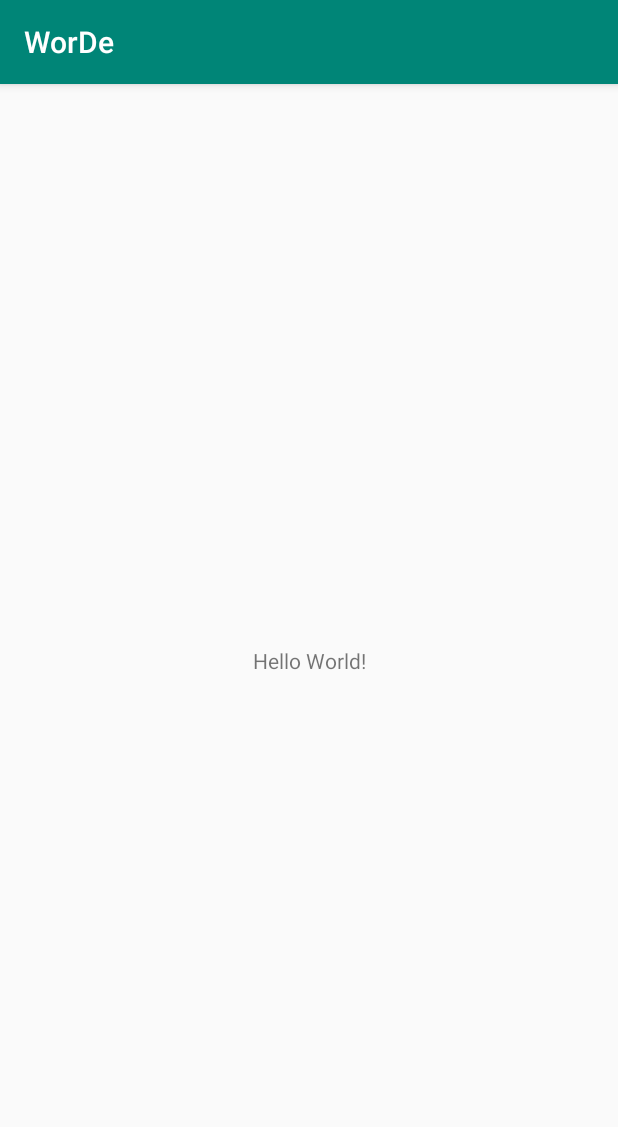
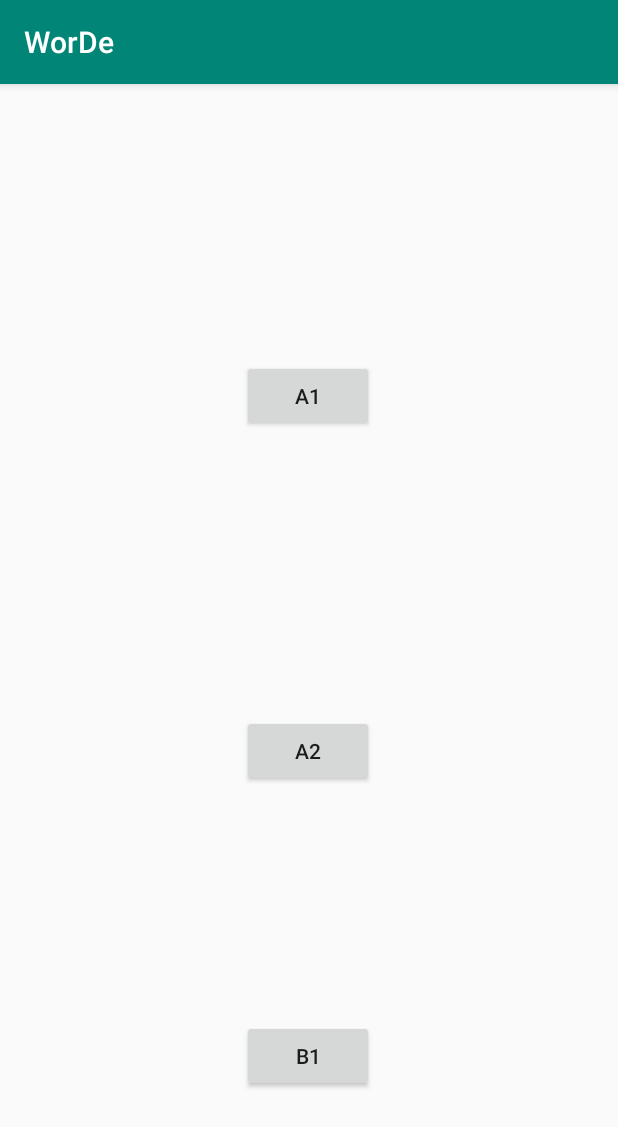
Before and after one commit to memreyilmaz/WorDE, an Android app: the screen it shows after launch (MainActivity), on a phone screen of 412 x 824 dp. Shown: the top 1127 px of the screen. Run offline under Robolectric (Android 15) with nearby library versions, the phone set to English and light mode, and no system bars; our stand-ins replace ButterKnife.

Commit message:
main activity set ok butterknife added

```diff
--- a/app/build.gradle
+++ b/app/build.gradle
@@ -22,7 +22,12 @@ dependencies {
     implementation fileTree(dir: 'libs', include: ['*.jar'])
     implementation 'com.android.support:appcompat-v7:28.0.0'
     implementation 'com.android.support.constraint:constraint-layout:1.1.3'
+    implementation 'com.android.support:cardview-v7:28.0.0'
+    implementation 'com.jakewharton:butterknife:8.8.1'
+    annotationProcessor 'com.jakewharton:butterknife-compiler:8.8.1'
+
     testImplementation 'junit:junit:4.12'
+
     androidTestImplementation 'com.android.support.test:runner:1.0.2'
     androidTestImplementation 'com.android.support.test.espresso:espresso-core:3.0.2'
 }
--- a/app/src/main/java/com/example/android/worde/MainActivity.java
+++ b/app/src/main/java/com/example/android/worde/MainActivity.java
@@ -2,12 +2,19 @@ package com.example.android.worde;
 
 import android.support.v7.app.AppCompatActivity;
 import android.os.Bundle;
+import android.widget.Button;
+
+import butterknife.BindView;
+import butterknife.ButterKnife;
 
 public class MainActivity extends AppCompatActivity {
-
+    @BindView(R.id.level_a1_button) Button a1LevelButton;
+    @BindView(R.id.level_a2_button) Button a2LevelButton;
+    @BindView(R.id.level_b1_button) Button b1LevelButton;
     @Override
     protected void onCreate(Bundle savedInstanceState) {
         super.onCreate(savedInstanceState);
         setContentView(R.layout.activity_main);
+        ButterKnife.bind(this);
     }
 }
--- a/app/src/main/res/layout/activity_main.xml
+++ b/app/src/main/res/layout/activity_main.xml
@@ -1,18 +1,52 @@
 <?xml version="1.0" encoding="utf-8"?>
-<android.support.constraint.ConstraintLayout xmlns:android="http://schemas.android.com/apk/res/android"
+<android.support.constraint.ConstraintLayout
+    xmlns:android="http://schemas.android.com/apk/res/android"
+    xmlns:tools="http://schemas.android.com/tools"
     xmlns:app="http://schemas.android.com/apk/res-auto"
-    xmlns:tools="http://schemas.android.com/tools"
     android:layout_width="match_parent"
     android:layout_height="match_parent"
     tools:context=".MainActivity">
 
-    <TextView
+    <Button
+        android:id="@+id/level_a1_button"
         android:layout_width="wrap_content"
         android:layout_height="wrap_content"
-        android:text="Hello World!"
-        app:layout_constraintBottom_toBottomOf="parent"
-        app:layout_constraintLeft_toLeftOf="parent"
-        app:layout_constraintRight_toRightOf="parent"
+        android:layout_marginStart="8dp"
+        android:layout_marginTop="184dp"
+        android:layout_marginEnd="8dp"
+        android:text="@string/a1"
+        app:layout_constraintEnd_toEndOf="parent"
+        app:layout_constraintHorizontal_bias="0.498"
+        app:layout_constraintStart_toStartOf="parent"
         app:layout_constraintTop_toTopOf="parent" />
 
+    <Button
+        android:id="@+id/level_a2_button"
+        android:layout_width="wrap_content"
+        android:layout_height="wrap_content"
+        android:layout_marginStart="8dp"
+        android:layout_marginTop="48dp"
+        android:layout_marginEnd="8dp"
+        android:layout_marginBottom="8dp"
+        android:text="@string/a2"
+        app:layout_constraintBottom_toTopOf="@+id/level_b1_button"
+        app:layout_constraintEnd_toEndOf="parent"
+        app:layout_constraintHorizontal_bias="0.498"
+        app:layout_constraintStart_toStartOf="parent"
+        app:layout_constraintTop_toBottomOf="@+id/level_a1_button"
+        app:layout_constraintVertical_bias="0.489" />
+
+    <Button
+        android:id="@+id/level_b1_button"
+        android:layout_width="wrap_content"
+        android:layout_height="wrap_content"
+        android:layout_marginStart="8dp"
+        android:layout_marginEnd="8dp"
+        android:layout_marginBottom="96dp"
+        android:text="@string/b1"
+        app:layout_constraintBottom_toBottomOf="parent"
+        app:layout_constraintEnd_toEndOf="parent"
+        app:layout_constraintHorizontal_bias="0.498"
+        app:layout_constraintStart_toStartOf="parent" />
+
 </android.support.constraint.ConstraintLayout>
--- a/app/src/main/res/values/strings.xml
+++ b/app/src/main/res/values/strings.xml
@@ -1,3 +1,7 @@
 <resources>
     <string name="app_name">WorDe</string>
+    <string name="a1">A1</string>
+    <string name="a2">A2</string>
+    <string name="b1">B1</string>
+
 </resources>
```
